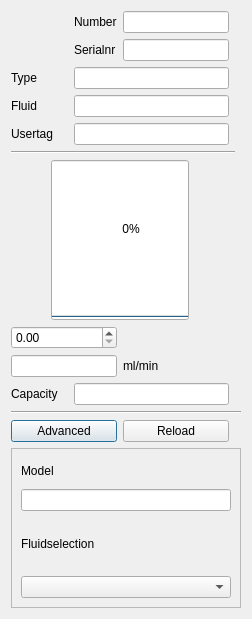
Above: ui/flowchannel_meter.ui from ArJKloek/FlowControl before the change. Below: the same form after it.
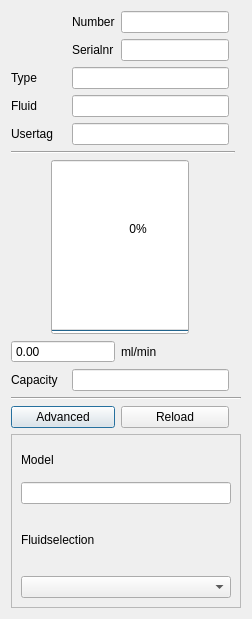
That is the form after the change.

What changed in the file:
```diff
--- a/ui/flowchannel_meter.ui
+++ b/ui/flowchannel_meter.ui
@@ -117,16 +117,6 @@
      </item>
     </layout>
    </item>
-   <item row="11" column="0" colspan="2">
-    <widget class="QLineEdit" name="le_measure_flow">
-     <property name="enabled">
-      <bool>true</bool>
-     </property>
-     <property name="readOnly">
-      <bool>true</bool>
-     </property>
-    </widget>
-   </item>
    <item row="14" column="0" colspan="5">
     <widget class="Line" name="line_2">
      <property name="orientation">
@@ -192,13 +182,6 @@
      </property>
     </widget>
    </item>
-   <item row="11" column="2">
-    <widget class="QLabel" name="lb_unit">
-     <property name="text">
-      <string>ml/min</string>
-     </property>
-    </widget>
-   </item>
    <item row="3" column="1" colspan="2">
     <widget class="QLineEdit" name="le_fluid">
      <property name="enabled">
@@ -274,7 +257,24 @@
     </widget>
    </item>
    <item row="10" column="0" colspan="2">
-    <widget class="QDoubleSpinBox" name="ds_measure_flow"/>
+    <widget class="QDoubleSpinBox" name="ds_measure_flow">
+     <property name="enabled">
+      <bool>true</bool>
+     </property>
+     <property name="readOnly">
+      <bool>true</bool>
+     </property>
+     <property name="buttonSymbols">
+      <enum>QAbstractSpinBox::NoButtons</enum>
+     </property>
+    </widget>
+   </item>
+   <item row="10" column="2">
+    <widget class="QLabel" name="lb_unit">
+     <property name="text">
+      <string>ml/min</string>
+     </property>
+    </widget>
    </item>
   </layout>
  </widget>
```
